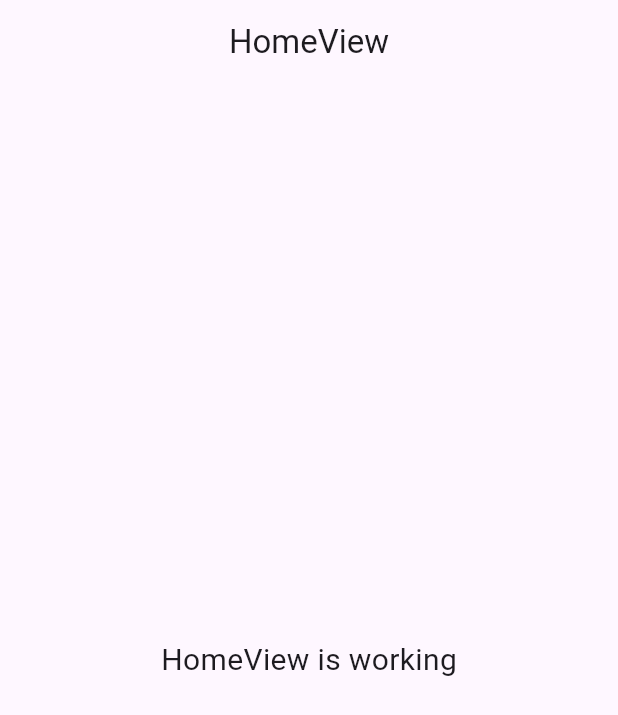
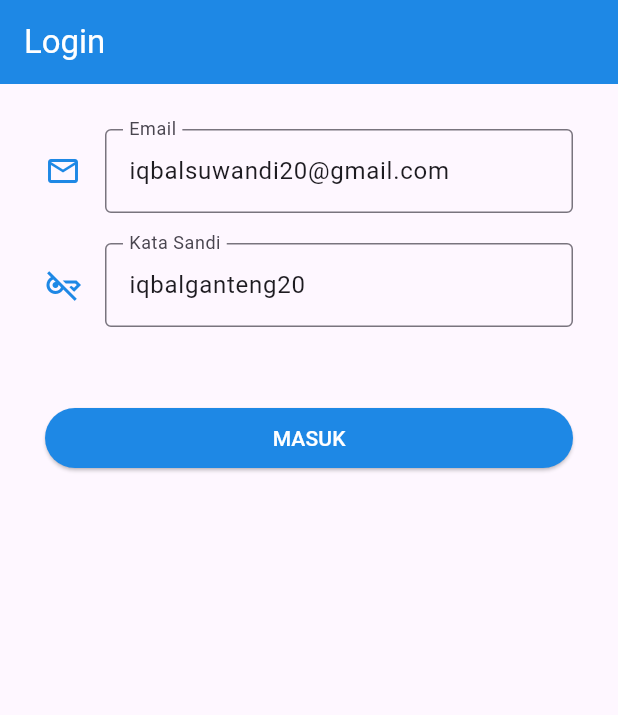
Before and after one commit to iqbalsuwandi20/flutter-firebase, a Flutter app: the screen it shows after launch, on a phone screen of 412 x 824 dp. Shown: the top 715 px of the screen. Run offline on Flutter 3.47's test engine with Material 3 defaults, Android fonts, the phone set to English and light mode, and no system bars; our stand-ins replace firebase_auth, firebase_core, get; accounts and stored records are empty.

Commit message:
auth login

```diff
--- /dev/null
+++ b/lib/app/modules/login/controllers/login_controller.dart
@@ -0,0 +1,41 @@
+import 'package:firebase_auth/firebase_auth.dart';
+import 'package:flutter/material.dart';
+import 'package:get/get.dart';
+
+import '../../../routes/app_pages.dart';
+
+class LoginController extends GetxController {
+  FirebaseAuth auth = FirebaseAuth.instance;
+
+  TextEditingController emailC =
+      TextEditingController(text: "iqbalsuwandi20@gmail.com");
+  TextEditingController passC = TextEditingController(text: "iqbalganteng20");
+
+  RxBool isLoading = false.obs;
+
+  void login() async {
+    try {
+      isLoading.value = true;
+      UserCredential userCredential = await auth.signInWithEmailAndPassword(
+        email: emailC.text,
+        password: passC.text,
+      );
+
+      print(userCredential);
+
+      isLoading.value = false;
+
+      Get.offAllNamed(Routes.HOME);
+    } on FirebaseAuthException catch (e) {
+      isLoading.value = false;
+
+      print(e.code);
+
+      // if (e.code == "user-not-found") {
+      //   print("Tidak ditemukan pengguna email tersebut");
+      // } else if (e.code == "wrong-passowrd") {
+      //   print("Kata sandi yang diberikan tersebut salah.");
+      // }
+    }
+  }
+}
--- /dev/null
+++ b/lib/app/modules/login/views/login_view.dart
@@ -0,0 +1,69 @@
+import 'package:flutter/material.dart';
+
+import 'package:get/get.dart';
+
+import '../controllers/login_controller.dart';
+
+class LoginView extends GetView<LoginController> {
+  const LoginView({super.key});
+  @override
+  Widget build(BuildContext context) {
+    return Scaffold(
+      appBar: AppBar(
+        backgroundColor: Colors.blue[600],
+        title: const Text(
+          'Login',
+          style: TextStyle(color: Colors.white),
+        ),
+      ),
+      body: ListView(
+        padding: const EdgeInsets.all(30),
+        children: [
+          TextField(
+            controller: controller.emailC,
+            autocorrect: false,
+            textInputAction: TextInputAction.next,
+            decoration: InputDecoration(
+                icon: Icon(
+                  Icons.email_outlined,
+                  color: Colors.blue[600],
+                ),
+                labelText: "Email",
+                border: const OutlineInputBorder()),
+          ),
+          const SizedBox(height: 20),
+          TextField(
+            controller: controller.passC,
+            autocorrect: false,
+            textInputAction: TextInputAction.next,
+            decoration: InputDecoration(
+                icon: Icon(
+                  Icons.key_off_outlined,
+                  color: Colors.blue[600],
+                ),
+                labelText: "Kata Sandi",
+                border: const OutlineInputBorder()),
+          ),
+          const SizedBox(height: 50),
+          Obx(
+            () {
+              return ElevatedButton(
+                onPressed: () {
+                  if (controller.isLoading.isFalse) {
+                    controller.login();
+                  }
+                },
+                style:
+                    ElevatedButton.styleFrom(backgroundColor: Colors.blue[600]),
+                child: Text(
+                  controller.isLoading.isFalse ? "MASUK" : "LAGI PROSES..",
+                  style: const TextStyle(color: Colors.white),
+                ),
+              );
+            },
+          ),
+        ],
+      ),
+    );
+  }
+}
--- /dev/null
+++ b/lib/app/modules/splash/splash_screen.dart
@@ -0,0 +1,18 @@
+import 'package:flutter/material.dart';
+
+class SplashScreen extends StatelessWidget {
+  const SplashScreen({super.key});
+
+  @override
+  Widget build(BuildContext context) {
+    return MaterialApp(
+      home: Scaffold(
+        body: Center(
+          child: CircularProgressIndicator(
+            backgroundColor: Colors.blue[600],
+          ),
+        ),
+      ),
+    );
+  }
+}
--- a/lib/app/routes/app_pages.dart
+++ b/lib/app/routes/app_pages.dart
@@ -2,13 +2,15 @@ import 'package:get/get.dart';
 
 import '../modules/home/bindings/home_binding.dart';
 import '../modules/home/views/home_view.dart';
+import '../modules/login/bindings/login_binding.dart';
+import '../modules/login/views/login_view.dart';
 
 part 'app_routes.dart';
 
 class AppPages {
   AppPages._();
 
-  static const INITIAL = Routes.HOME;
+  static const INITIAL = Routes.LOGIN;
 
   static final routes = [
     GetPage(
@@ -16,5 +18,10 @@ class AppPages {
       page: () => const HomeView(),
       binding: HomeBinding(),
     ),
+    GetPage(
+      name: _Paths.LOGIN,
+      page: () => const LoginView(),
+      binding: LoginBinding(),
+    ),
   ];
 }
--- a/lib/app/routes/app_routes.dart
+++ b/lib/app/routes/app_routes.dart
@@ -4,9 +4,11 @@ part of 'app_pages.dart';
 abstract class Routes {
   Routes._();
   static const HOME = _Paths.HOME;
+  static const LOGIN = _Paths.LOGIN;
 }
 
 abstract class _Paths {
   _Paths._();
   static const HOME = '/home';
+  static const LOGIN = '/login';
 }
```
Also changed, not shown: lib/app/modules/login/bindings/login_binding.dart (added, +12 -0 lines), lib/main.dart (+16 -7 lines).
